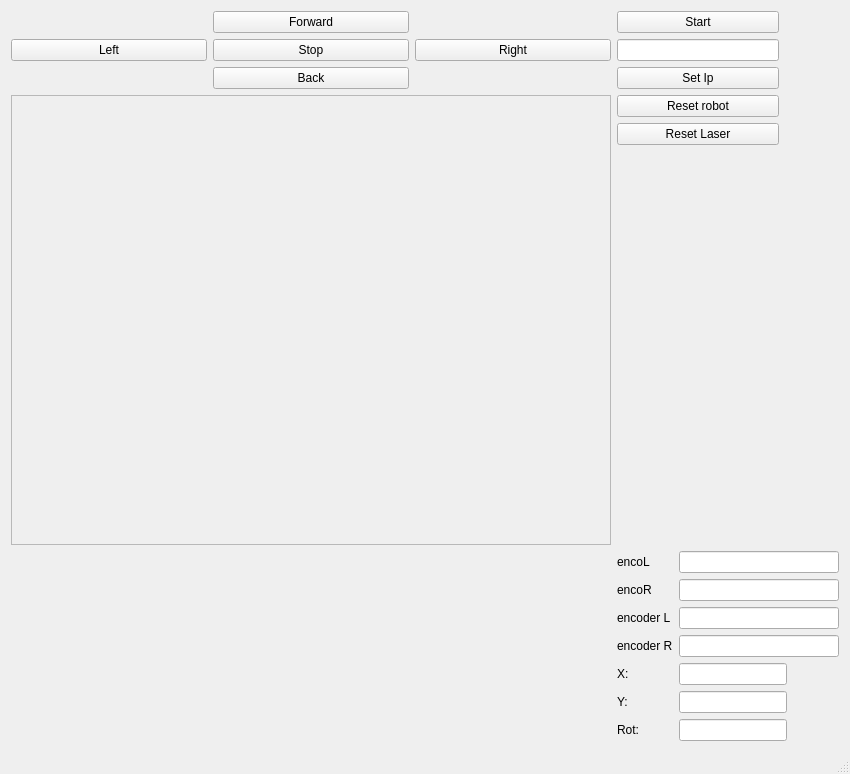
First picture: the form in mainwindow.ui, repository swrko/RMR, before the edit.
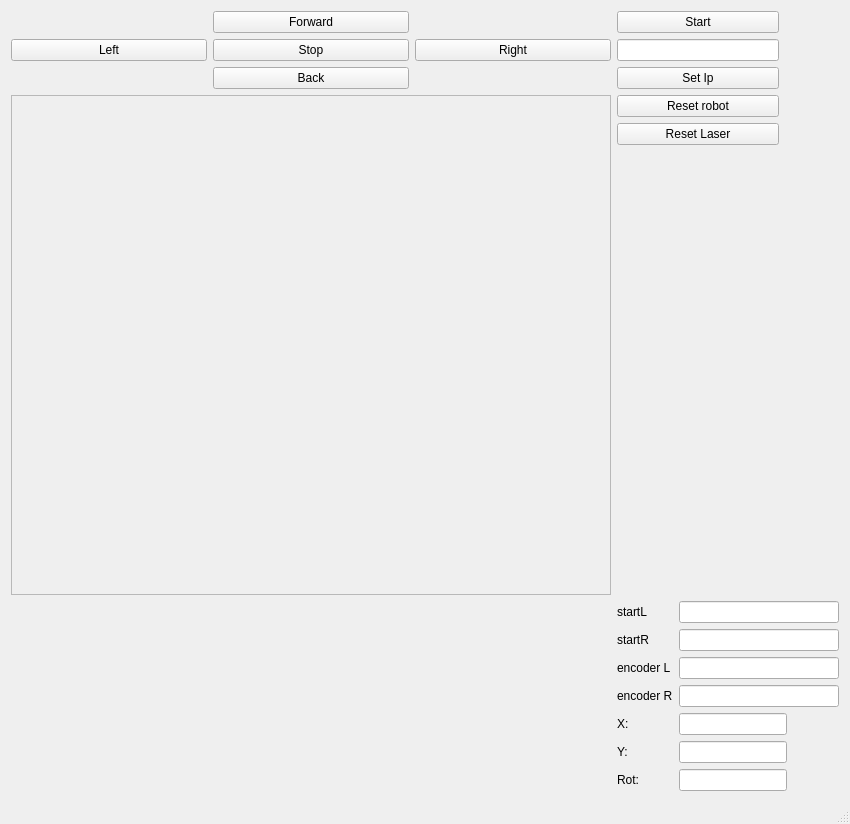
Second picture: the form after the edit.

```diff
--- a/mainwindow.ui
+++ b/mainwindow.ui
@@ -7,7 +7,7 @@
     <x>0</x>
     <y>0</y>
     <width>850</width>
-    <height>629</height>
+    <height>824</height>
    </rect>
   </property>
   <property name="windowTitle">
@@ -316,7 +316,7 @@
       <item row="0" column="0">
        <widget class="QLabel" name="label_6">
         <property name="text">
-         <string>encoL</string>
+         <string>startL</string>
         </property>
        </widget>
       </item>
@@ -326,7 +326,7 @@
       <item row="1" column="0">
        <widget class="QLabel" name="label_7">
         <property name="text">
-         <string>encoR</string>
+         <string>startR</string>
         </property>
        </widget>
       </item>
```
